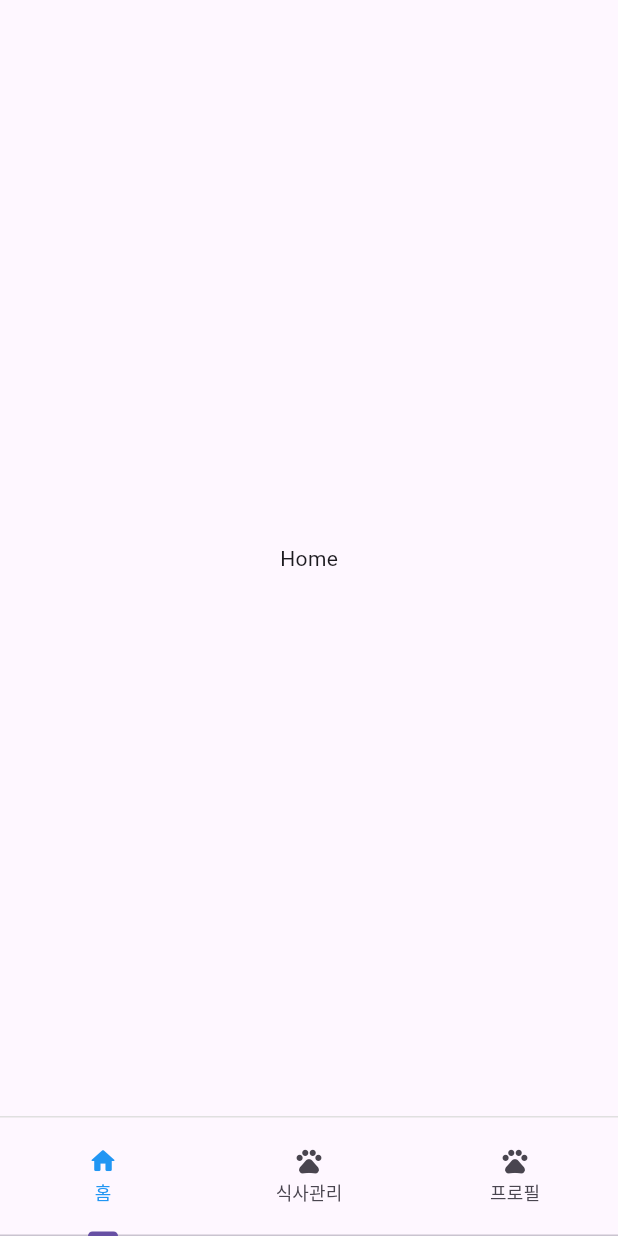
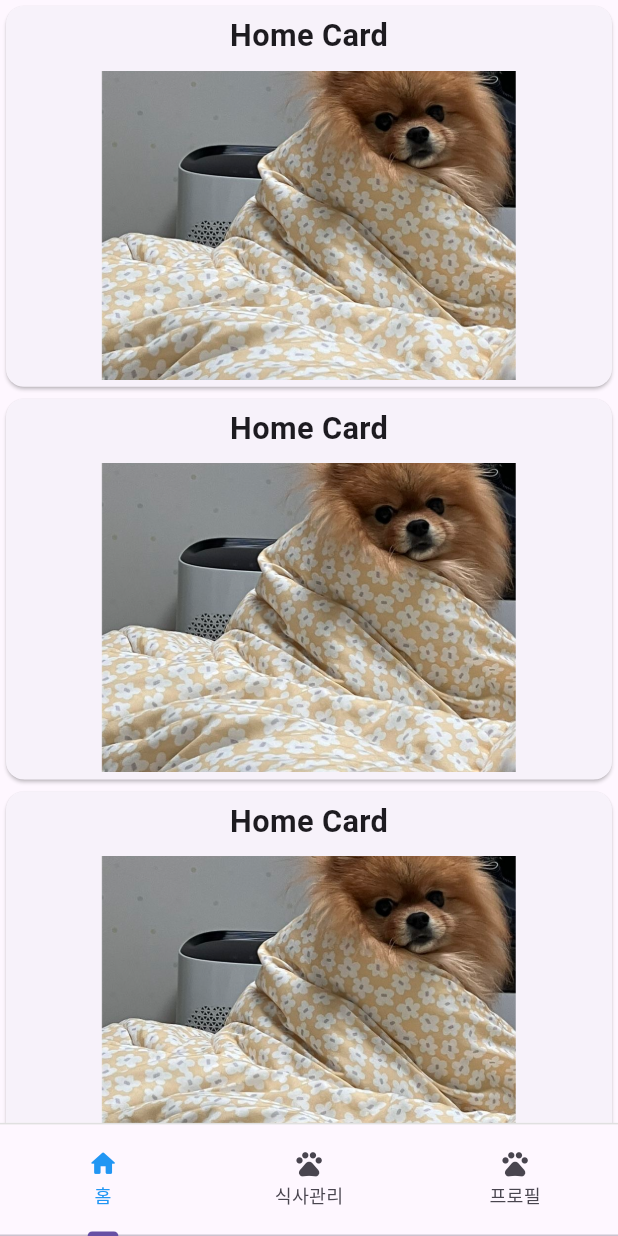
Before and after one commit to seolaox/pangpang_app, a Flutter app: the screen it shows after launch, on a phone screen of 412 x 824 dp. Run offline on Flutter 3.47's test engine with Material 3 defaults, Android fonts, the light colour scheme and no system bars; our stand-ins replace flutter_riverpod, flutter_screenutil, go_router.

Commit message:
의존성 추가

```diff
--- a/lib/app_router.dart
+++ b/lib/app_router.dart
@@ -1,5 +1,8 @@
 import 'package:go_router/go_router.dart';
 import 'package:pangpang_app/ui/components/app_tabbar.dart';
+import 'package:pangpang_app/ui/screen/food_view.dart';
+import 'package:pangpang_app/ui/screen/home_view.dart';
+import 'package:pangpang_app/ui/screen/profile_view.dart';
 
 class AppRouter {
   static final router = GoRouter(
@@ -8,6 +11,18 @@ class AppRouter {
         path: '/',
         builder: (context, state) => const AppTabbar(),
       ),
+      GoRoute(
+        path: '/home',
+        builder: (context, state) => const HomeView(),
+      ),
+      GoRoute(
+        path: '/food',
+        builder: (context, state) => const FoodView(),
+      ),
+      GoRoute(
+        path: '/profile',
+        builder: (context, state) => const ProfileView(),
+      ),
     ]
   );
 }
--- a/lib/main.dart
+++ b/lib/main.dart
@@ -1,6 +1,8 @@
 import 'package:flutter/material.dart';
 import 'package:flutter_riverpod/flutter_riverpod.dart';
+import 'package:flutter_screenutil/flutter_screenutil.dart';
 import 'package:pangpang_app/app_router.dart';
+import 'package:flutter_localizations/flutter_localizations.dart';
 
 void main() {
   runApp(ProviderScope(child: const MainApp()));
@@ -11,9 +13,20 @@ class MainApp extends StatelessWidget {
 
   @override
   Widget build(BuildContext context) {
-    return MaterialApp.router(
-      debugShowCheckedModeBanner: false,
-      routerConfig: AppRouter.router,
+    return ScreenUtilInit(
+      designSize: const Size(402, 874), // IPhone 16 Pro Size
+      builder:
+          (context, child) => MaterialApp.router(
+            // Localization
+            localizationsDelegates: const [
+              GlobalMaterialLocalizations.delegate,
+              GlobalWidgetsLocalizations.delegate,
+              GlobalCupertinoLocalizations.delegate,
+            ],
+            supportedLocales: const [Locale('ko', '')],
+            debugShowCheckedModeBanner: false,
+            routerConfig: AppRouter.router,
+          ),
     );
   }
 }
--- a/lib/ui/screen/home_view.dart
+++ b/lib/ui/screen/home_view.dart
@@ -1,13 +1,25 @@
 import 'package:flutter/material.dart';
+import 'package:pangpang_app/ui/widget/home_card.dart';
 
 class HomeView extends StatelessWidget {
   const HomeView({super.key});
 
   @override
   Widget build(BuildContext context) {
-    return const Scaffold(
+    return Scaffold(
       body: Center(
-        child: Text('Home'),
+        child: Column(
+          children: [
+            Expanded(
+              child: ListView.builder(
+                itemCount: 3,
+                itemBuilder: (context, index) {
+                  return const HomeCard();
+                },
+              ),
+            ),
+          ],
+        ),
       ),
     );
   }
--- /dev/null
+++ b/lib/ui/widget/home_card.dart
@@ -0,0 +1,37 @@
+import 'package:flutter/material.dart';
+import 'package:flutter_riverpod/flutter_riverpod.dart';
+import 'package:flutter_screenutil/flutter_screenutil.dart';
+import 'package:pangpang_app/util/style/my_text_style.dart';
+
+class HomeCard extends ConsumerWidget {
+  const HomeCard({super.key});
+
+  @override
+  Widget build(BuildContext context, WidgetRef ref) {
+    // MediaQuery를 사용해서 화면 크기 가져오기
+    final screenSize = MediaQuery.of(context).size;
+    final screenWidth = screenSize.width;
+    final screenHeight = screenSize.height;
+
+    return Card(
+      child: Container(
+        padding: EdgeInsets.all(5.h),
+        child: Column(
+          children: [
+            myTextStyle('Home Card', 20.sp, fontWeight: FontWeight.bold),
+            SizedBox(height: 10.h),
+            // 방법 1: MediaQuery를 사용한 반응형 크기
+            Container(
+              width: screenWidth * 0.8, // 화면 너비의 80%
+              height: screenHeight * 0.25, // 화면 높이의 25%
+              child: Image.asset(
+                'assets/images/pang.png',
+                fit: BoxFit.cover,
+              ),
+            ),
+          ],
+        ),
+      ),
+    );
+  }
+}
--- /dev/null
+++ b/lib/util/style/my_text_style.dart
@@ -0,0 +1,15 @@
+import 'package:flutter/material.dart';
+
+Widget myTextStyle(
+  String text,
+  double textSize, {
+  TextAlign? textAlign,
+  FontWeight? fontWeight,
+  Color? color,
+}) {
+  return Text(
+    text,
+    style: TextStyle(fontSize: textSize, fontWeight: fontWeight, color: color),
+    textAlign: textAlign,
+  );
+}
--- a/lib/util/theme/tabbar_theme.dart
+++ b/lib/util/theme/tabbar_theme.dart
@@ -1,24 +1,25 @@
 import 'package:flutter/material.dart';
+import 'package:flutter_screenutil/flutter_screenutil.dart';
 
 class AppTabBarTheme {
   // 탭바 아이콘 크기
-  static double get iconSize => 20;
+  static double get iconSize => 20.sp;
 
   // 탭바 텍스트 스타일
   static TextStyle get labelStyle => TextStyle(
-        fontSize: 12,
+        fontSize: 12.sp,
         fontWeight: FontWeight.w500,
       );
 
   // 탭바 높이
-  static double get height => 80;
+  static double get height => 80.h;
 
   // 탭바 상단 보더
   static BoxDecoration get decoration => BoxDecoration(
         border: Border(
           top: BorderSide(
             color: Colors.grey.shade300,
-            width: 1.0,
+            width: 1.w,
           ),
         ),
       );
@@ -28,5 +29,5 @@ class AppTabBarTheme {
   static Color get unselectedColor => Colors.grey;
 
   // 탭바 인디케이터
-  static double get indicatorWeight => 2.0;
+  static double get indicatorWeight => 2.w;
 }
```
Also changed, not shown: pubspec.yaml (+16 -1 lines), assets/images/pang.png (added), pubspec.lock, 10 other files.
